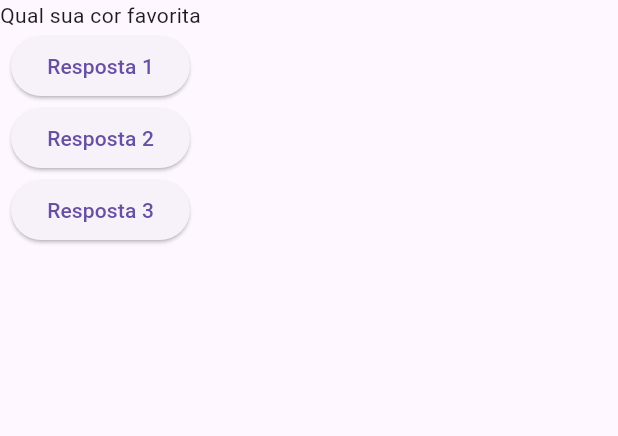
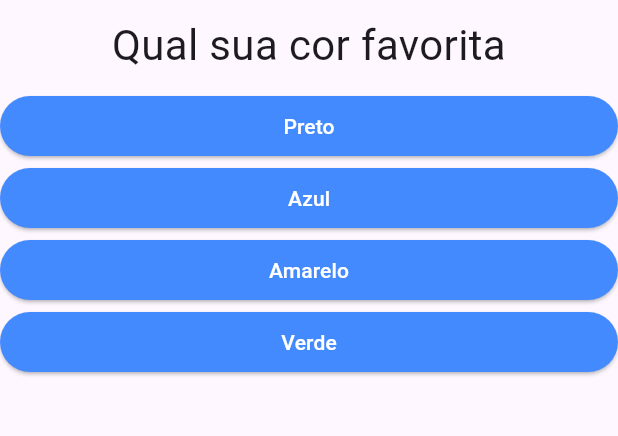
Before and after one commit to wesley-gp/projeto_perguntas, a Flutter app: the screen it shows after launch, on a phone screen of 412 x 824 dp, the part 84-520 px from its top. Run offline on Flutter 3.47's test engine with Material 3 defaults, Android fonts, the phone set to English and light mode, and no system bars.

```diff
--- a/lib/main.dart
+++ b/lib/main.dart
@@ -2,6 +2,7 @@
 
 import 'package:flutter/material.dart';
 import 'questao.dart';
+import 'respostas.dart';
 
 main() {
   runApp(PerguntaApp());
@@ -9,8 +10,6 @@ main() {
 
 class PerguntaApp extends StatefulWidget {
   const PerguntaApp({super.key});
-
-
 
   @override
   State<PerguntaApp> createState() => _PerguntaAppState();
@@ -23,16 +22,30 @@ class _PerguntaAppState extends State<PerguntaApp> {
     setState(() {
       indice++;
     });
-    print(indice);
   }
 
   @override
   Widget build(BuildContext context) {
-    final pergunta = [
-      "Qual sua cor favorita",
-      'Qual seu jogo favorito',
-      'qual sua linguagem favorita'
+    final List<Map<String, Object>> pergunta = [
+      {
+        'texto': "Qual sua cor favorita",
+        'resposta': ["Preto", "Azul", "Amarelo", "Verde"]
+      },
+      {
+        'texto': "Qual seu jogo favorito",
+        'resposta': ["Super Mario", "Sonic", "Minecraft", "Pokemon"]
+      },
+      {
+        'texto': "qual sua linguagem favorita",
+        'resposta': ["Java", "JS", "C#", "Python"]
+      }
     ];
+    List<Widget> widgets = [];
+
+    for (String respostas in pergunta[indice].cast()['resposta']) {
+      widgets.add(Respostas(respostas, _responder));
+    }
+
     return MaterialApp(
         home: Scaffold(
       appBar: AppBar(
@@ -45,19 +58,8 @@ class _PerguntaAppState extends State<PerguntaApp> {
       ),
       body: Column(
         children: [
-          Questao(pergunta[indice]),
-          ElevatedButton(
-            onPressed: _responder,
-            child: Text("Resposta 1"),
-          ),
-          ElevatedButton(
-            onPressed: _responder,
-            child: Text("Resposta 2"),
-          ),
-          ElevatedButton(
-            onPressed: _responder,
-            child: Text("Resposta 3"),
-          ),
+          Questao(pergunta[indice]['texto'].toString()),
+          ...widgets
         ],
       ),
     ));
--- a/lib/questao.dart
+++ b/lib/questao.dart
@@ -1,3 +1,5 @@
+// ignore_for_file: prefer_const_constructors
+
 import 'package:flutter/material.dart';
 
 class Questao extends StatelessWidget {
@@ -5,6 +7,15 @@ class Questao extends StatelessWidget {
   const Questao(this.texto, {super.key});
   @override
   Widget build(BuildContext context) {
-    return Text(texto);
+    return Container(
+      width: double.infinity,
+      margin: EdgeInsets.all(10),
+      child: Text(
+        texto,
+        style: const TextStyle(fontSize: 28),
+        textAlign: TextAlign.center,
+
+      ),
+    );
   }
 }
--- /dev/null
+++ b/lib/respostas.dart
@@ -0,0 +1,21 @@
+import 'package:flutter/material.dart';
+
+class Respostas extends StatelessWidget {
+  const Respostas(this.texto, this.quandoSelecionado,{super.key});
+  final String texto;
+  final void Function() quandoSelecionado;
+  @override
+  Widget build(BuildContext context) {
+    return SizedBox(
+      width: double.infinity,
+      child: ElevatedButton(
+        style: ElevatedButton.styleFrom(backgroundColor: Colors.blueAccent),
+        onPressed: quandoSelecionado,
+        child: Text(
+          texto,
+          style: const TextStyle(color: Colors.white),
+        ),
+      ),
+    );
+  }
+}
```
